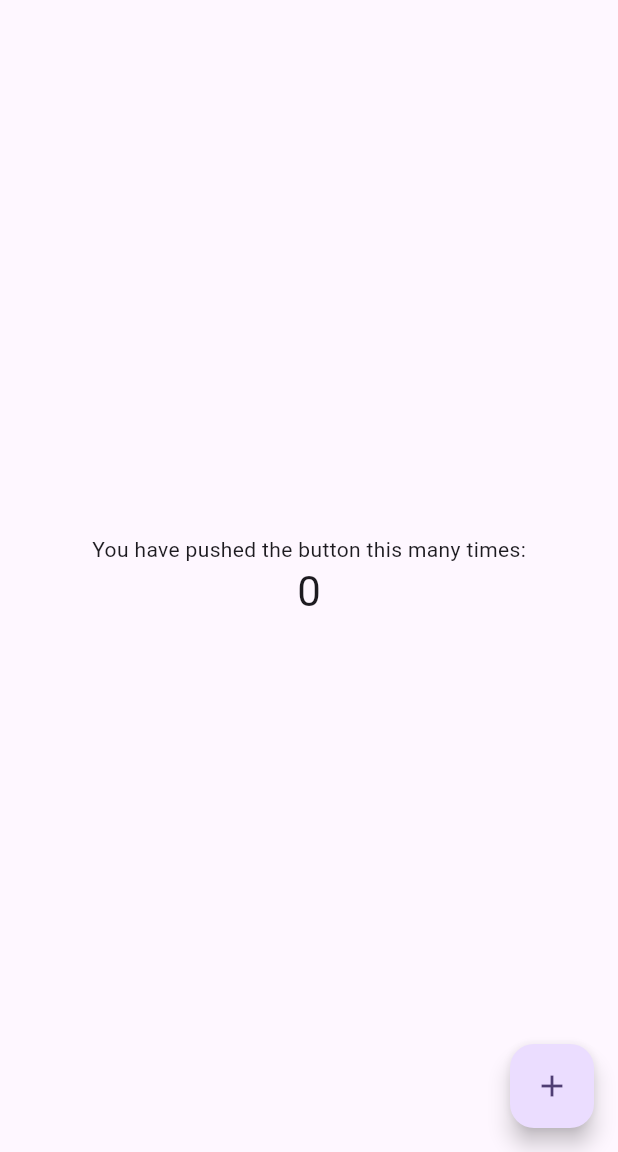
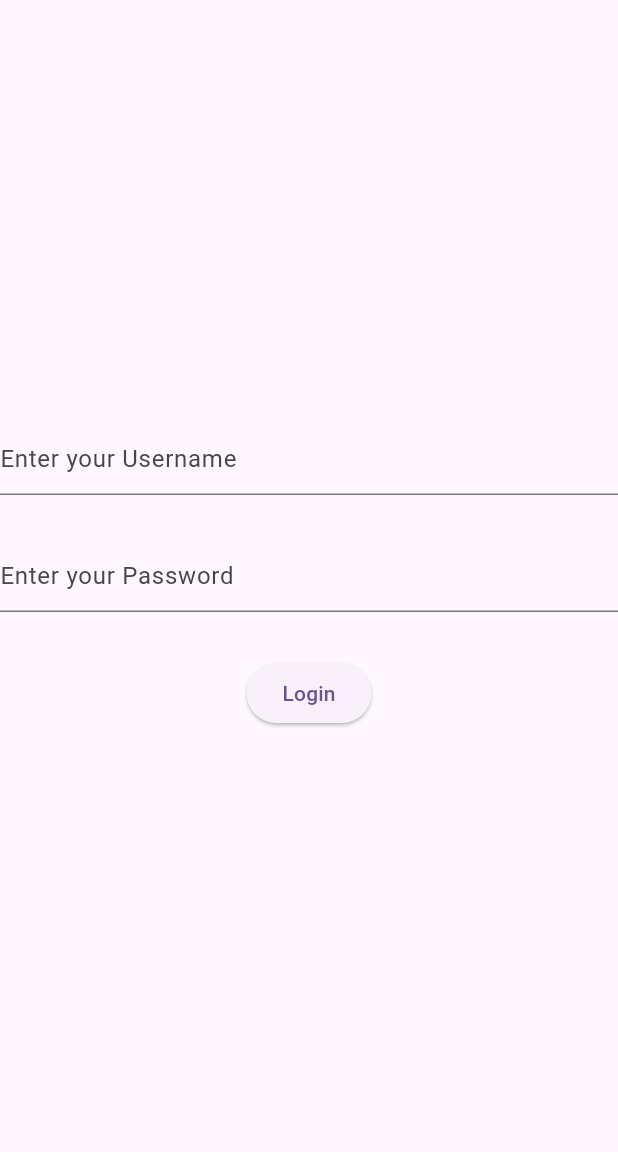
Before and after one commit to agrawalshreyansh0/repo, a Flutter app: the screen it shows after launch, on a phone screen of 412 x 824 dp, the part 84-1236 px from its top. Run offline on Flutter 3.47's test engine with Material 3 defaults, Android fonts, the phone set to English and light mode, and no system bars; missing offline and left inert: dart:html.

Commit message:
minor chages

```diff
--- a/lib/main.dart
+++ b/lib/main.dart
@@ -1,4 +1,10 @@
+import 'dart:developer';
+import 'dart:html';
+import 'dart:io';
+
+import 'package:flutter/cupertino.dart';
 import 'package:flutter/material.dart';
+import 'package:flutter/widgets.dart';
 
 void main() {
   runApp(const MyApp());
@@ -57,6 +63,9 @@ class MyHomePage extends StatefulWidget {
 class _MyHomePageState extends State<MyHomePage> {
   int _counter = 0;
 
+  TextEditingController name = TextEditingController();
+  TextEditingController password = TextEditingController();
+
   void _incrementCounter() {
     setState(() {
       // This call to setState tells the Flutter framework that something has
@@ -90,36 +99,77 @@ class _MyHomePageState extends State<MyHomePage> {
         // Center is a layout widget. It takes a single child and positions it
         // in the middle of the parent.
         child: Column(
-          // Column is also a layout widget. It takes a list of children and
-          // arranges them vertically. By default, it sizes itself to fit its
-          // children horizontally, and tries to be as tall as its parent.
-          //
-          // Column has various properties to control how it sizes itself and
-          // how it positions its children. Here we use mainAxisAlignment to
-          // center the children vertically; the main axis here is the vertical
-          // axis because Columns are vertical (the cross axis would be
-          // horizontal).
-          //
-          // TRY THIS: Invoke "debug painting" (choose the "Toggle Debug Paint"
-          // action in the IDE, or press "p" in the console), to see the
-          // wireframe for each widget.
           mainAxisAlignment: MainAxisAlignment.center,
           children: <Widget>[
-            const Text(
-              'You have pushed the button this many times:',
+            TextField(
+              decoration: InputDecoration(hintText: "Enter your Username"),
+              controller: name,
             ),
-            Text(
-              '$_counter',
-              style: Theme.of(context).textTheme.headlineMedium,
+            SizedBox(
+              height: 30,
             ),
+            TextFormField(
+              decoration: InputDecoration(hintText: "Enter your Password"),
+              controller: password,
+            ),
+            SizedBox(
+              height: 30,
+            ),
+            ElevatedButton(
+                onPressed: () {
+                  if (name.text.isEmpty) {
+                    ScaffoldMessenger.of(context).hideCurrentSnackBar();
+                    ScaffoldMessenger.of(context).showSnackBar(const SnackBar(
+                      content: Text("Enter valid name"),
+                    ));
+                    return;
+                  }
+
+                  if (password.text.isEmpty) {
+                    ScaffoldMessenger.of(context).hideCurrentSnackBar();
+                    ScaffoldMessenger.of(context).showSnackBar(const SnackBar(
+                      content: Text("Enter valid password"),
+                    ));
+                    return;
+                  }
+
+                  Navigator.push(context,
+                      MaterialPageRoute(builder: (BuildContext context) {
+                    return NextPage();
+                  }));
+                },
+                child: Text("Login"))
           ],
         ),
       ),
-      floatingActionButton: FloatingActionButton(
-        onPressed: _incrementCounter,
-        tooltip: 'Increment',
-        child: const Icon(Icons.add),
-      ), // This trailing comma makes auto-formatting nicer for build methods.
     );
   }
 }
+
+class NextPage extends StatelessWidget {
+  const NextPage({super.key});
+
+  @override
+  Widget build(BuildContext context) {
+    return Scaffold(
+      body: Center(
+        child: Text("Welcome to the new Page"),
+      ),
+      appBar: AppBar(
+        // TRY THIS: Try changing the color here to a specific color (to
+        // Colors.amber, perhaps?) and trigger a hot reload to see the AppBar
+        // change color while the other colors stay the same.
+        backgroundColor: Theme.of(context).colorScheme.inversePrimary,
+        // Here we take the value from the MyHomePage object that was created by
+        // the App.build method, and use it to set our appbar title.
+        title: Text("Welcome"),
+      ),
+    );
+  }
+}
+
+// Future<bool> validateLogin(String name, String password) async {
+//   var response = await http.post(Uri.parse("http://localhost:5000/login"));
+
+//   var body = response.body;
+// }
```
